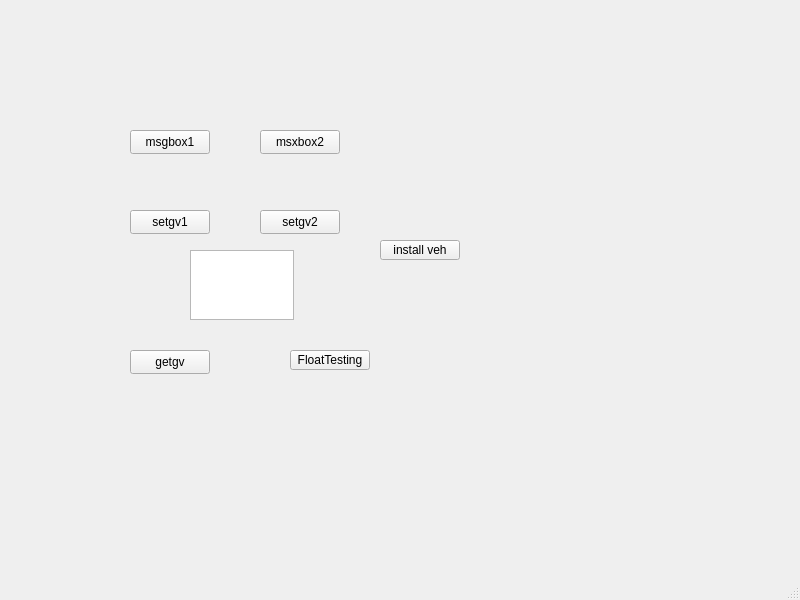
Old version of the form mainwindow.ui in the repository gmh5225/QT-TestDemo.
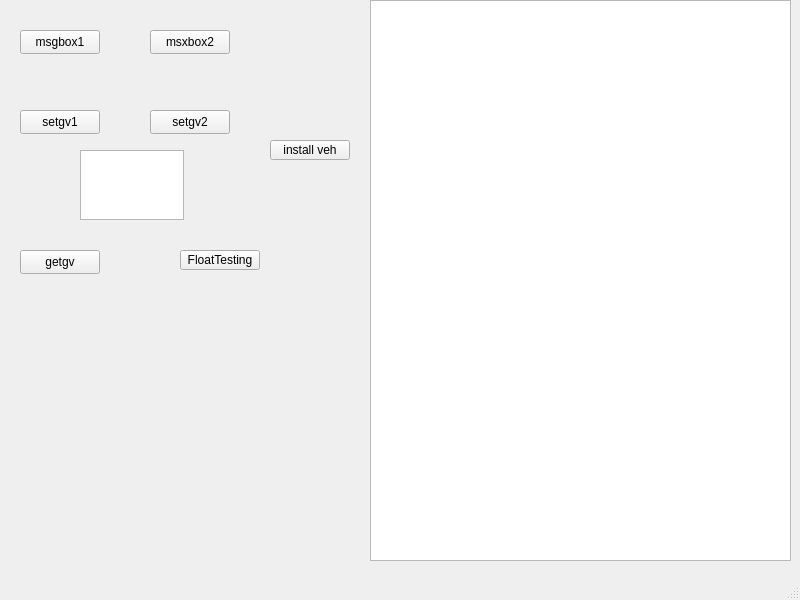
New version of the form.

What changed in the file:
```diff
--- a/mainwindow.ui
+++ b/mainwindow.ui
@@ -17,8 +17,8 @@
    <widget class="QPushButton" name="pushButton">
     <property name="geometry">
      <rect>
-      <x>130</x>
-      <y>130</y>
+      <x>20</x>
+      <y>30</y>
       <width>80</width>
       <height>24</height>
      </rect>
@@ -30,8 +30,8 @@
    <widget class="QPushButton" name="pushButton_2">
     <property name="geometry">
      <rect>
-      <x>260</x>
-      <y>130</y>
+      <x>150</x>
+      <y>30</y>
       <width>80</width>
       <height>24</height>
      </rect>
@@ -43,8 +43,8 @@
    <widget class="QPushButton" name="pushButton_3">
     <property name="geometry">
      <rect>
-      <x>130</x>
-      <y>210</y>
+      <x>20</x>
+      <y>110</y>
       <width>80</width>
       <height>24</height>
      </rect>
@@ -56,8 +56,8 @@
    <widget class="QPushButton" name="pushButton_4">
     <property name="geometry">
      <rect>
-      <x>260</x>
-      <y>210</y>
+      <x>150</x>
+      <y>110</y>
       <width>80</width>
       <height>24</height>
      </rect>
@@ -69,8 +69,8 @@
    <widget class="QTextEdit" name="textEdit">
     <property name="geometry">
      <rect>
-      <x>190</x>
-      <y>250</y>
+      <x>80</x>
+      <y>150</y>
       <width>104</width>
       <height>70</height>
      </rect>
@@ -79,8 +79,8 @@
    <widget class="QPushButton" name="pushButton_5">
     <property name="geometry">
      <rect>
-      <x>130</x>
-      <y>350</y>
+      <x>20</x>
+      <y>250</y>
       <width>80</width>
       <height>24</height>
      </rect>
@@ -92,8 +92,8 @@
    <widget class="QPushButton" name="pushButton_6">
     <property name="geometry">
      <rect>
-      <x>290</x>
-      <y>350</y>
+      <x>180</x>
+      <y>250</y>
       <width>80</width>
       <height>20</height>
      </rect>
@@ -105,8 +105,8 @@
    <widget class="QPushButton" name="pushButton_7">
     <property name="geometry">
      <rect>
-      <x>380</x>
-      <y>240</y>
+      <x>270</x>
+      <y>140</y>
       <width>80</width>
       <height>20</height>
      </rect>
@@ -115,6 +115,16 @@
      <string>install veh</string>
     </property>
    </widget>
+   <widget class="QTextEdit" name="textEdit_2">
+    <property name="geometry">
+     <rect>
+      <x>370</x>
+      <y>0</y>
+      <width>421</width>
+      <height>561</height>
+     </rect>
+    </property>
+   </widget>
   </widget>
   <widget class="QMenuBar" name="menubar">
    <property name="geometry">
```
